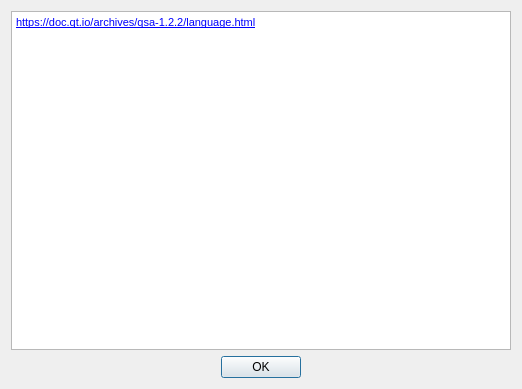
Qt form source/application/script/AboutScriptDialog.ui (CST-Modelling-Tools/TonatiuhPP) before a commit.
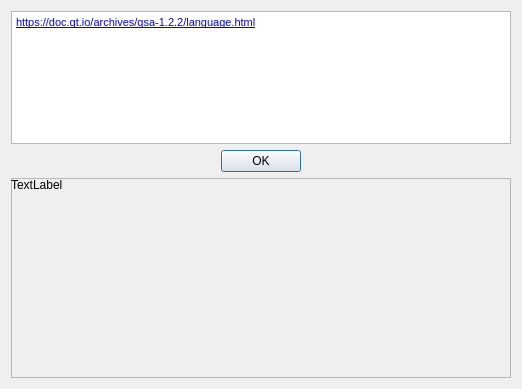
The same form after that commit.

What changed in the file:
```diff
--- a/source/application/script/AboutScriptDialog.ui
+++ b/source/application/script/AboutScriptDialog.ui
@@ -35,6 +35,35 @@
      </property>
     </widget>
    </item>
+   <item>
+    <widget class="QFrame" name="frame">
+     <property name="minimumSize">
+      <size>
+       <width>0</width>
+       <height>200</height>
+      </size>
+     </property>
+     <property name="frameShape">
+      <enum>QFrame::StyledPanel</enum>
+     </property>
+     <property name="frameShadow">
+      <enum>QFrame::Raised</enum>
+     </property>
+     <widget class="QLabel" name="label">
+      <property name="geometry">
+       <rect>
+        <x>0</x>
+        <y>0</y>
+        <width>504</width>
+        <height>14</height>
+       </rect>
+      </property>
+      <property name="text">
+       <string>TextLabel</string>
+      </property>
+     </widget>
+    </widget>
+   </item>
   </layout>
  </widget>
  <resources/>
```
